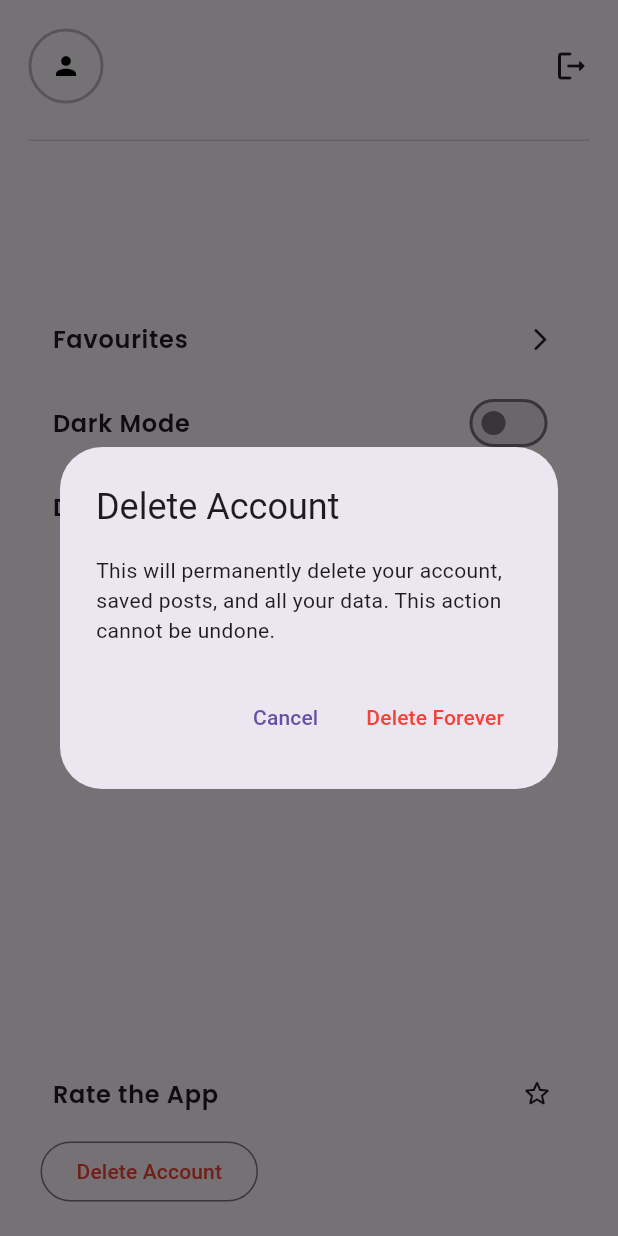
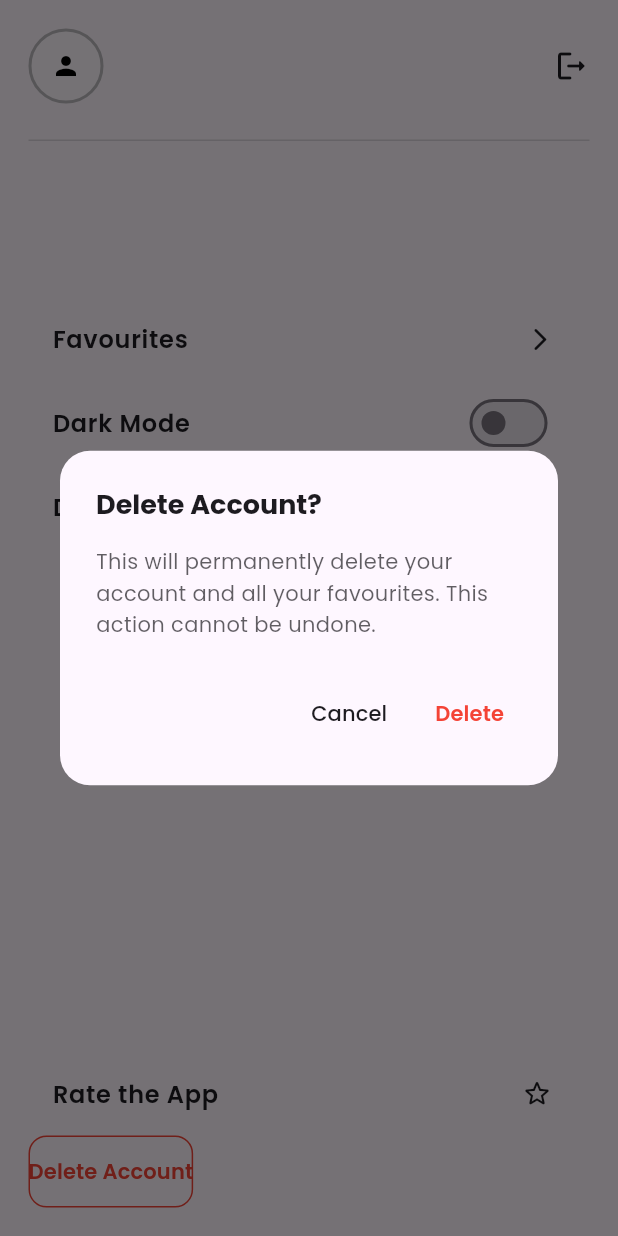
Before and after one commit to IsmailAbdirahman/talam, a Flutter app: the ProfileScreen screen opened directly, after a tap on "Delete Account", on a phone screen of 412 x 824 dp. Run offline on Flutter 3.47's test engine with Material 3 defaults, Android fonts, the phone set to English and light mode, and no system bars; our stand-ins replace auto_size_text, awesome_notifications, flutter_riverpod, freezed_annotation, go_router, google_fonts and 8 more; missing offline and left inert: gal; accounts and stored records are empty; generated files the repository leaves out were written again; network calls fail.

Commit message:
added delete account

```diff
--- a/lib/features/profile/presentation/screen/profile.dart
+++ b/lib/features/profile/presentation/screen/profile.dart
@@ -220,18 +220,25 @@ class ProfileScreen extends ConsumerWidget {
               crossAxisAlignment: CrossAxisAlignment.start,
               children: [
                 RatingApp(),
-                Padding(
-                  padding: const EdgeInsets.only(left: 8.0),
-                  child: OutlinedButton(
+                OutlinedButton(
                   onPressed: () {
                     showDialog(
                       context: context,
-                        builder: (context) => DeleteAccountDialog(),
+                      builder: (_) => const DeleteAccountDialog(),
                     );
                   },
+                  style: OutlinedButton.styleFrom(
+                    side: const BorderSide(color: Colors.red),
+                    padding: const EdgeInsets.symmetric(vertical: 14),
+                    shape: RoundedRectangleBorder(
+                      borderRadius: BorderRadius.circular(12),
+                    ),
+                  ),
                   child: Text(
-                      "Delete Account",
-                      style: TextStyle(color: Colors.red),
+                    'Delete Account',
+                    style: GoogleFonts.poppins(
+                      color: Colors.red,
+                      fontWeight: FontWeight.w600,
                     ),
                   ),
                 ),
--- a/lib/features/profile/presentation/widgets/delete_account_dialog.dart
+++ b/lib/features/profile/presentation/widgets/delete_account_dialog.dart
@@ -1,26 +1,89 @@
 import 'package:flutter/material.dart';
+import 'package:flutter_riverpod/flutter_riverpod.dart';
+import 'package:google_fonts/google_fonts.dart';
+import 'package:talam/features/auth/presentation/providers/auth_controller.dart';
 
-class DeleteAccountDialog extends StatelessWidget {
+class DeleteAccountDialog extends ConsumerStatefulWidget {
   const DeleteAccountDialog({super.key});
+
+  @override
+  ConsumerState<DeleteAccountDialog> createState() =>
+      _DeleteAccountDialogState();
+}
+
+class _DeleteAccountDialogState extends ConsumerState<DeleteAccountDialog> {
+  bool _isDeleting = false;
+
+  Future<void> _delete() async {
+    setState(() => _isDeleting = true);
+
+    try {
+      await ref.read(authControllerProvider.notifier).deleteAccount();
+      if (!mounted) return;
+      Navigator.pop(context);
+      // Router will redirect to /login automatically once auth state changes
+    } catch (e) {
+      if (!mounted) return;
+      setState(() => _isDeleting = false);
+      ScaffoldMessenger.of(context).showSnackBar(
+        SnackBar(
+          content: Text('Failed to delete: $e'),
+          behavior: SnackBarBehavior.floating,
+        ),
+      );
+    }
+  }
 
   @override
   Widget build(BuildContext context) {
     return AlertDialog(
-      title: Text('Delete Account'),
+      backgroundColor: Theme.of(context).colorScheme.surface,
+      shape: RoundedRectangleBorder(borderRadius: BorderRadius.circular(20)),
+      title: Text(
+        'Delete Account?',
+        style: GoogleFonts.poppins(
+          fontSize: 18,
+          fontWeight: FontWeight.bold,
+          color: Theme.of(context).colorScheme.onSurface,
+        ),
+      ),
       content: Text(
-        'This will permanently delete your account, saved posts, and all your data. This action cannot be undone.',
+        'This will permanently delete your account and all your favourites. This action cannot be undone.',
+        style: GoogleFonts.poppins(
+          fontSize: 14,
+          color: Theme.of(context).colorScheme.onSurface.withValues(alpha: 0.7),
+          height: 1.5,
+        ),
       ),
       actions: [
         TextButton(
-          onPressed: () => Navigator.pop(context),
-          child: Text('Cancel'),
+          onPressed: _isDeleting ? null : () => Navigator.pop(context),
+          child: Text(
+            'Cancel',
+            style: GoogleFonts.poppins(
+              color: Theme.of(context).colorScheme.onSurface,
+              fontWeight: FontWeight.w500,
+            ),
+          ),
         ),
         TextButton(
-          onPressed: () {
-            // delete account logic
-          },
-          style: TextButton.styleFrom(foregroundColor: Colors.red),
-          child: Text('Delete Forever'),
+          onPressed: _isDeleting ? null : _delete,
+          child: _isDeleting
+              ? const SizedBox(
+                  width: 18,
+                  height: 18,
+                  child: CircularProgressIndicator(
+                    strokeWidth: 2,
+                    color: Colors.red,
+                  ),
+                )
+              : Text(
+                  'Delete',
+                  style: GoogleFonts.poppins(
+                    color: Colors.red,
+                    fontWeight: FontWeight.w600,
+                  ),
+                ),
         ),
       ],
     );
```
Also changed, not shown: lib/features/auth/data/auth_repository.dart (+15 -0 lines), lib/features/auth/presentation/providers/auth_controller.dart (+7 -0 lines). Lines whose indentation alone changed are shown as unchanged.
